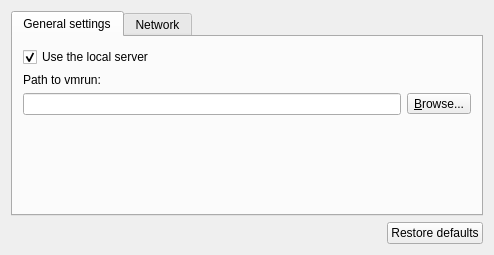
First picture: the form in gns3/modules/vmware/ui/vmware_preferences_page.ui, repository GNS3/gns3-gui, before the edit.
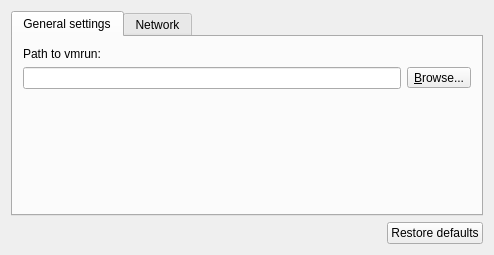
Second picture: the form after the edit.

Commit message: Remove local server checkbox from preferences

```diff
--- a/gns3/modules/vmware/ui/vmware_preferences_page.ui
+++ b/gns3/modules/vmware/ui/vmware_preferences_page.ui
@@ -39,7 +39,7 @@
        <property name="bottomMargin">
         <number>10</number>
        </property>
-       <item row="2" column="0">
+       <item row="1" column="0">
         <layout class="QHBoxLayout" name="horizontalLayout_5">
          <item>
           <widget class="QLineEdit" name="uiVmrunPathLineEdit">
@@ -64,23 +64,13 @@
         </layout>
        </item>
        <item row="0" column="0">
-        <widget class="QCheckBox" name="uiUseLocalServercheckBox">
-         <property name="text">
-          <string>Use the local server</string>
-         </property>
-         <property name="checked">
-          <bool>true</bool>
-         </property>
-        </widget>
-       </item>
-       <item row="1" column="0">
         <widget class="QLabel" name="uiVmrunPathLabel">
          <property name="text">
           <string>Path to vmrun:</string>
          </property>
         </widget>
        </item>
-       <item row="3" column="0">
+       <item row="2" column="0">
         <spacer name="spacer">
          <property name="orientation">
           <enum>Qt::Vertical</enum>
```
The commit also changes 28 other files.
